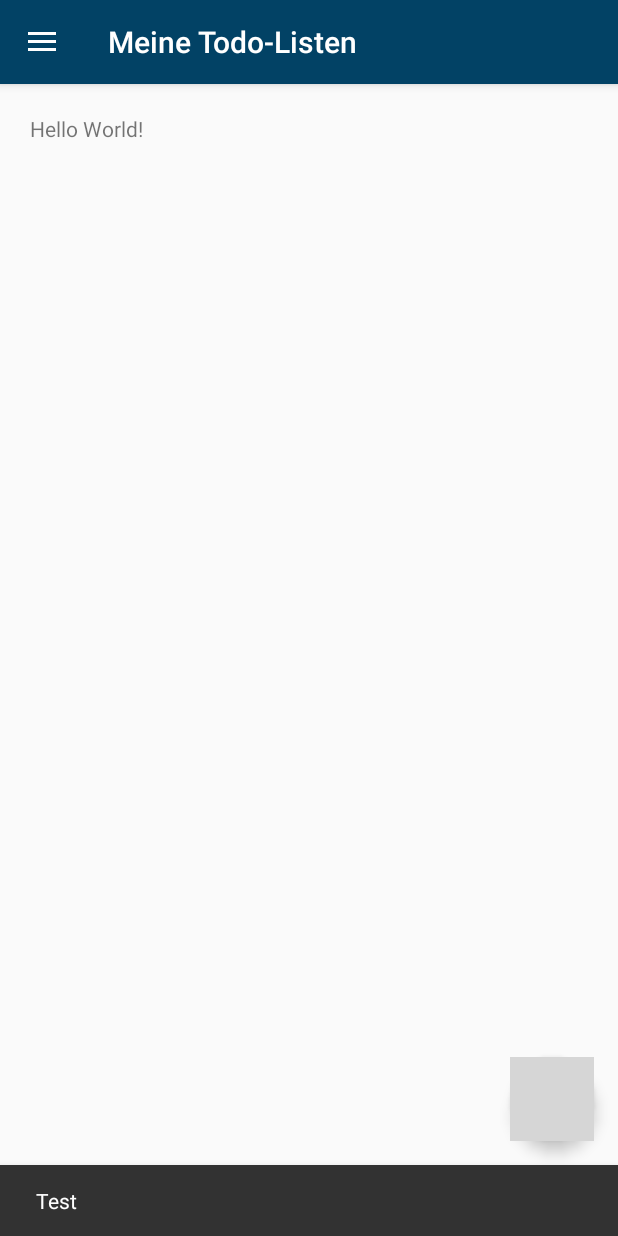
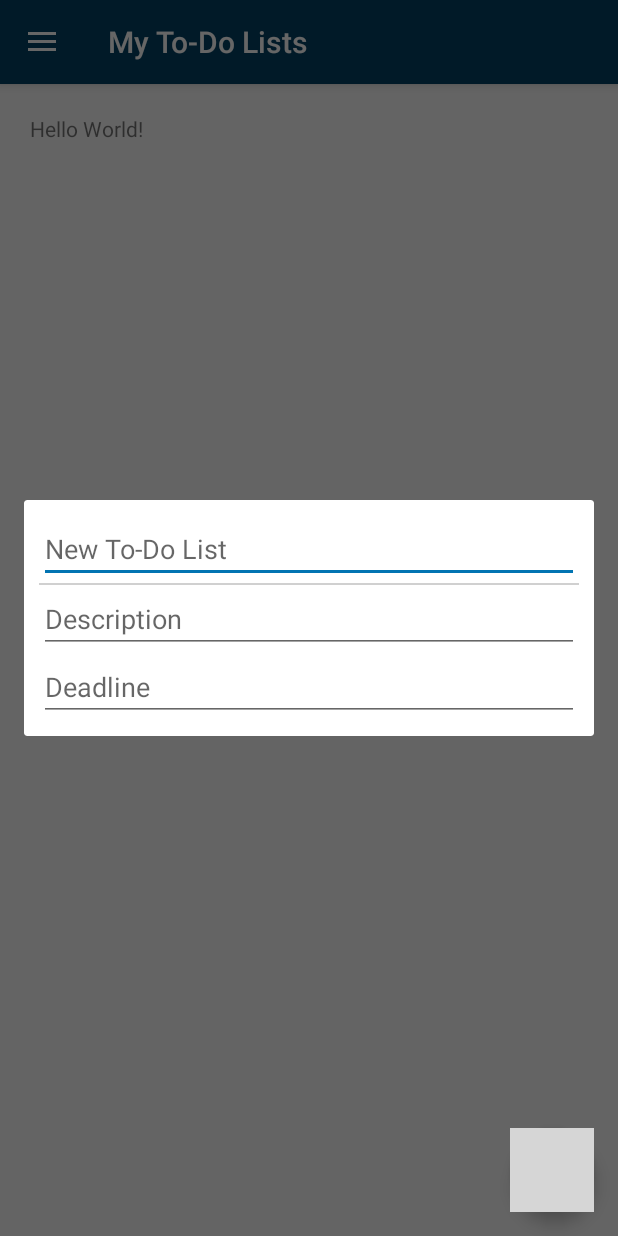
Before and after one commit to SecUSo/privacy-friendly-todo-list, an Android app: the screen it shows after launch (MainActivity), after a tap on an icon or button, on a phone screen of 412 x 824 dp. Run offline under Robolectric (Android 15) with nearby library versions, the phone set to English and light mode, and no system bars; grey boxes are pictures that could not be loaded.

Commit message:
Added some translations and first version of the Add-New-List-Dialog

```diff
--- a/app/src/main/AndroidManifest.xml
+++ b/app/src/main/AndroidManifest.xml
@@ -10,7 +10,7 @@
         android:theme="@style/AppTheme" >
         <activity
             android:name=".MainActivity"
-            android:label="@string/toolbar_title_main"
+            android:label="@string/app_name"
             android:theme="@style/AppTheme.NoActionBar" >
             <intent-filter>
                 <action android:name="android.intent.action.MAIN" />
--- a/app/src/main/java/org/secuso/privacyfriendlytodolist/MainActivity.java
+++ b/app/src/main/java/org/secuso/privacyfriendlytodolist/MainActivity.java
@@ -1,10 +1,14 @@
 package org.secuso.privacyfriendlytodolist;
 
+import android.app.Dialog;
+import android.content.Context;
 import android.content.Intent;
 import android.os.Bundle;
 import android.support.design.widget.FloatingActionButton;
 import android.support.design.widget.Snackbar;
+import android.view.LayoutInflater;
 import android.view.View;
+import android.view.ViewGroup.LayoutParams;
 import android.support.design.widget.NavigationView;
 import android.support.v4.view.GravityCompat;
 import android.support.v4.widget.DrawerLayout;
@@ -13,10 +17,17 @@ import android.support.v7.app.AppCompatActivity;
 import android.support.v7.widget.Toolbar;
 import android.view.Menu;
 import android.view.MenuItem;
+import android.view.ViewGroup;
+import android.view.Window;
+import android.view.WindowManager;
+import android.widget.Button;
+import android.widget.PopupWindow;
 import android.widget.Toast;
 
 public class MainActivity extends AppCompatActivity
         implements NavigationView.OnNavigationItemSelectedListener {
+
+    Context context = this;
 
     @Override
     protected void onCreate(Bundle savedInstanceState) {
@@ -32,8 +43,18 @@ public class MainActivity extends AppCompatActivity
         fab.setOnClickListener(new View.OnClickListener() {
             @Override
             public void onClick(View view) {
-                Snackbar.make(view, "Test", Snackbar.LENGTH_LONG)
-                        .setAction("Action", null).show();
+                Dialog addListDialog = new Dialog(context);
+                addListDialog.setContentView(R.layout.add_todolist_popup);
+                addListDialog.setTitle("I18N: ADD LIST");
+                addListDialog.show();
+
+                // required to make the dialog use the full screen width
+                WindowManager.LayoutParams lp = new WindowManager.LayoutParams();
+                Window window = addListDialog.getWindow();
+                lp.copyFrom(window.getAttributes());
+                lp.width = WindowManager.LayoutParams.MATCH_PARENT;
+                lp.horizontalMargin = 20;
+                window.setAttributes(lp);
             }
         });
 
--- /dev/null
+++ b/app/src/main/res/layout/add_todolist_popup.xml
@@ -0,0 +1,35 @@
+<?xml version="1.0" encoding="utf-8"?>
+<LinearLayout xmlns:android="http://schemas.android.com/apk/res/android"
+    android:layout_width="match_parent"
+    android:layout_height="wrap_content"
+    android:orientation="vertical"
+    android:layout_margin="10dp"
+    android:layout_marginTop="0dp"
+    android:layout_marginBottom="0dp">
+
+    <EditText
+        android:id="@+id/et_todo_list_name"
+        android:layout_width="match_parent"
+        android:layout_height="wrap_content"
+        android:hint="New To-Do List"
+        android:inputType="text" />
+    <View
+        android:id="@+id/hr_text_separator"
+        android:layout_width="match_parent"
+        android:layout_height="1dp"
+        android:background="@color/grey" />
+    <EditText
+        android:id="@+id/et_todo_list_description"
+        android:layout_width="match_parent"
+        android:layout_height="wrap_content"
+        android:hint="Description"
+        android:inputType="textMultiLine"
+        android:minLines="1"
+        android:maxLines="15" />
+    <EditText
+        android:id="@+id/et_todo_list_deadline"
+        android:layout_width="match_parent"
+        android:layout_height="wrap_content"
+        android:hint="Deadline"
+        android:inputType="text" />
+</LinearLayout>
--- a/app/src/main/res/menu/activity_main_drawer.xml
+++ b/app/src/main/res/menu/activity_main_drawer.xml
@@ -8,7 +8,7 @@
             android:title="@string/settings" />
     </group>
 
-    <item android:title="Sonstiges">
+    <item android:title="@string/other">
         <menu>
             <item
                 android:id="@+id/nav_help"
--- a/app/src/main/res/values/colors.xml
+++ b/app/src/main/res/values/colors.xml
@@ -9,5 +9,6 @@
     <color name="middlegrey">#A8A8A8</color>
     <color name="yellow">#f6d126</color>
     <color name="white">#ffffff</color>
+    <color name="grey">#d0d0d0</color>
     <color name="black">#000000</color>
 </resources>
--- a/app/src/main/res/values/strings.xml
+++ b/app/src/main/res/values/strings.xml
@@ -1,13 +1,13 @@
 <resources>
-    <string name="app_name">ToDo</string>
-    <string name="toolbar_title_main">Meine Todo-Listen</string>
-    <string name="settings">Einstellungen</string>
-    <string name="help">Hilfe</string>
-    <string name="about">Über</string>
-    <string name="navigation_drawer_open">Seitenmenü öffnen</string>
-    <string name="navigation_drawer_close">Seitenmenü schließen</string>
-    <string name="menu_about">Über</string>
-    <string name="app_name_long">Privacy Friendly App</string>
+    <string name="app_name">To-Do List</string>
+    <string name="toolbar_title_main">My To-Do Lists</string>
+    <string name="settings">Settings</string>
+    <string name="help">Help</string>
+    <string name="about">About</string>
+    <string name="navigation_drawer_open">Open menu</string>
+    <string name="navigation_drawer_close">Close menu</string>
+    <string name="menu_about">About</string>
+    <string name="app_name_long">Privacy Friendly To-Do List</string>
     <string name="version_number">v1.0</string>
     <string name="about_author">Authors:</string>
     <string name="about_author_names">Dominik Püllen\nSimon Breitfelder</string>
@@ -15,5 +15,5 @@
     <string name="privacy_friendly">This application belongs to the Privacy Friendly Apps</string>
     <string name="more_info">More information can be found on:</string>
     <string name="url">https://www.secuso.org</string>
-
+    <string name="other">Other</string>
 </resources>
```
